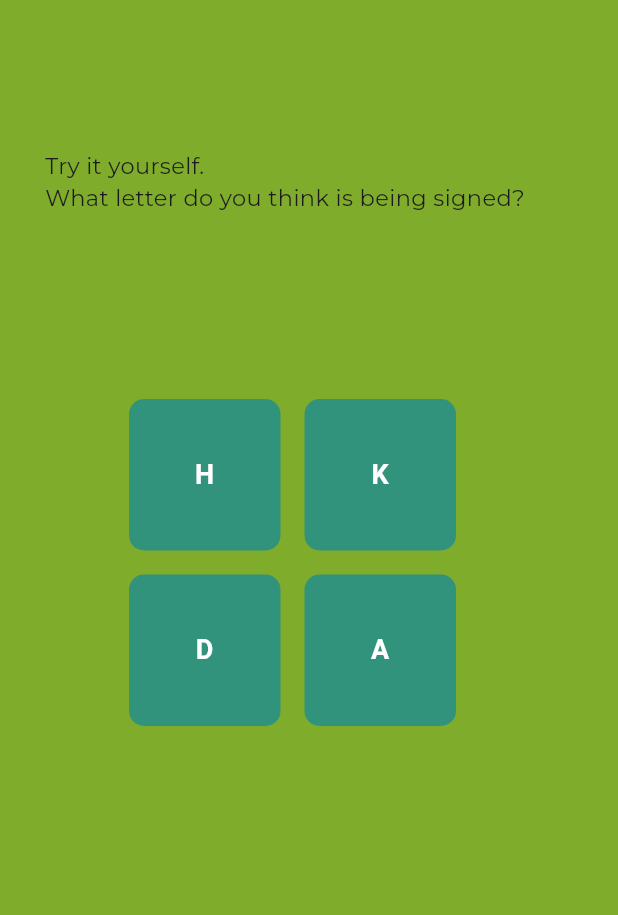
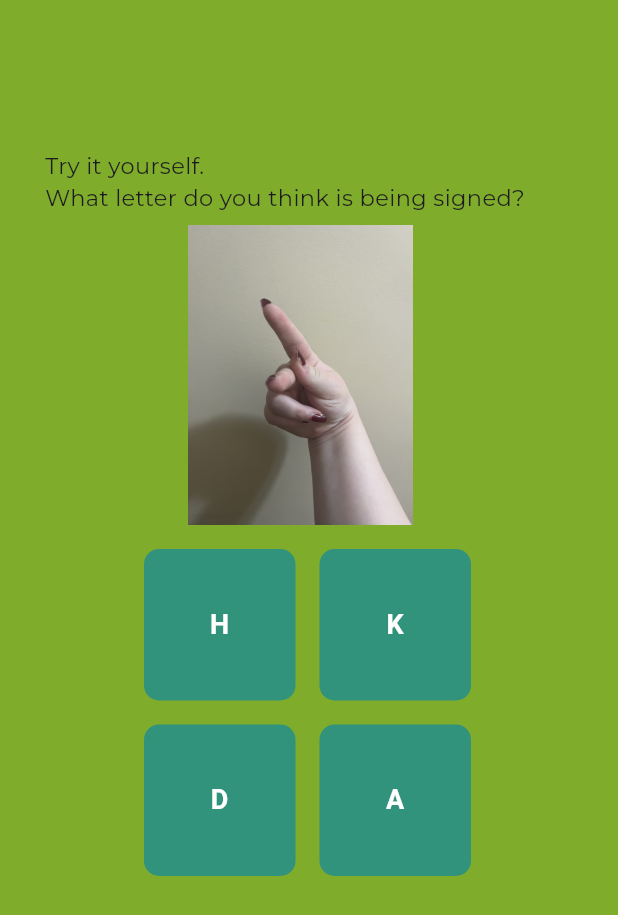
Before and after one commit to iBoudreaux/Capstone, a Flutter app: the LetterPractice screen opened directly, on a phone screen of 412 x 824 dp. Shown: the top 915 px of the screen. Run offline on Flutter 3.47's test engine with Material 3 defaults, Android fonts, the phone set to English and light mode, and no system bars; our stand-ins replace google_fonts, google_nav_bar, hive_flutter, image_picker, percent_indicator, smooth_page_indicator; missing offline and left inert: mysql_client; accounts and stored records are empty.

Commit message:
Added appropriate pictures for questions, updated question model to take image paths

```diff
--- /dev/null
+++ b/signlanguageapp/lib/Pages/menupages/components/questionletter.dart
@@ -0,0 +1,16 @@
+import 'package:flutter/material.dart';
+
+class Questionletter extends StatelessWidget{
+  final String imagePath;
+  const Questionletter({super.key, required this.imagePath});
+
+  @override
+  Widget build(BuildContext context) {
+    return SizedBox(
+      height: 200,
+      width: 200,
+      child: Image.asset(imagePath)
+    );
+  }
+
+}
--- a/signlanguageapp/lib/Pages/menupages/lessonpages/letterpages/letterpracticepage.dart
+++ b/signlanguageapp/lib/Pages/menupages/lessonpages/letterpages/letterpracticepage.dart
@@ -1,6 +1,7 @@
 import 'package:flutter/material.dart';
 import 'package:google_fonts/google_fonts.dart';
 import 'package:signlanguageapp/Pages/questions/questions.dart';
+import 'package:signlanguageapp/Pages/menupages/components/questionletter.dart';
 
 class LetterPractice extends StatefulWidget {
   const LetterPractice({super.key});
@@ -32,7 +33,8 @@ class _InputExampleState extends State<LetterPractice> {
 
   @override
   Widget build(BuildContext context) {
-    final question = questions[questionIndex]; //grabbing first question obj
+    final question = questions[questionIndex];
+    final questionImg = question.imageString;//grabbing first question obj
     return Scaffold(
       backgroundColor: const Color.fromARGB(255, 127, 172, 42),
       body: Stack(
@@ -47,7 +49,12 @@ class _InputExampleState extends State<LetterPractice> {
             )
           ),
 
-          Padding(padding: const EdgeInsets.only(top: 250, left: 70),
+          Padding(
+            padding: const EdgeInsets.only(top:150, left: 100),
+            child: Questionletter(imagePath: questionImg)
+            ),
+
+          Padding(padding: const EdgeInsets.only(top: 350, left: 80),
           child:
             SizedBox(
               width: 250,
--- a/signlanguageapp/lib/Pages/questions/questions.dart
+++ b/signlanguageapp/lib/Pages/questions/questions.dart
@@ -4,35 +4,35 @@ const List<Question> questions = [
   Question(
     question: 'What letter do you think is being signed?',
     options: ['H', 'K', 'D', 'A'],
-    imageString: "",
+    imageString: "lib/Images/letterK.jpg",
     correctAnswerIndex: 'K'
   ),
 
   Question(
     question: 'What letter do you think is being signed?',
     options: ['K', 'W', 'E', 'T'],
-    imageString: "",
+    imageString: "lib/Images/letterE.jpg",
     correctAnswerIndex: 'E'
   ),
 
   Question(
     question: 'What letter do you think is being signed?',
     options: ['B', 'L', 'R', 'O'],
-    imageString: "",
+    imageString: "lib/Images/letterR.jpg",
     correctAnswerIndex: 'R'
   ),
 
   Question(
     question: 'What letter do you think is being signed?',
     options: ['F', 'M', 'A', 'Z'],
-    imageString: "",
+    imageString: "lib/Images/letterM.jpg",
     correctAnswerIndex: 'M'
   ),
 
   Question(
     question: 'What letter do you think is being signed?',
     options: ['H', 'S', 'I', 'N'],
-    imageString: "",
+    imageString: "lib/Images/letterS.jpg",
     correctAnswerIndex: 'S'
   )
 ];
```
Also changed, not shown: signlanguageapp/lib/Images/letterE.jpg (added), signlanguageapp/lib/Images/letterK.jpg (added), signlanguageapp/lib/Images/letterR.jpg (added), 2 other files.
